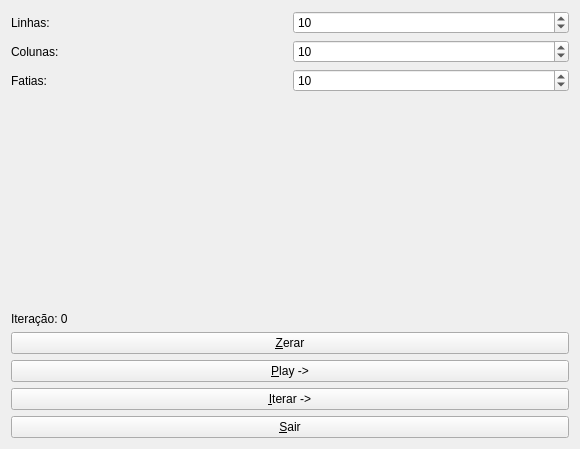
First picture: the form in mainwindow.ui, repository gaugusto/CellAut3D, before the edit.
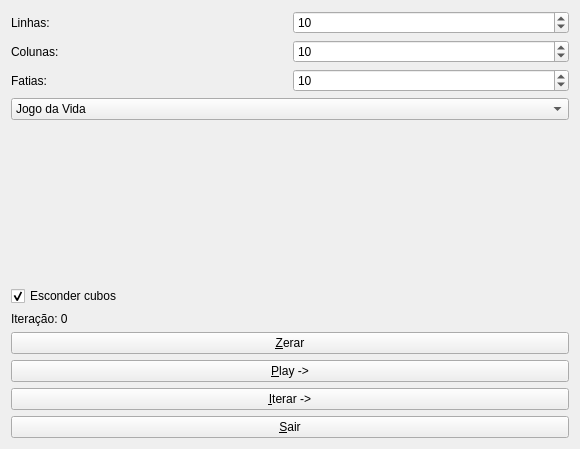
Second picture: the form after the edit.

The edit to the form file:
```diff
--- a/mainwindow.ui
+++ b/mainwindow.ui
@@ -102,6 +102,20 @@
         </item>
        </layout>
       </item>
+      <item>
+       <widget class="QComboBox" name="cbxChooseRT">
+        <item>
+         <property name="text">
+          <string>Jogo da Vida</string>
+         </property>
+        </item>
+        <item>
+         <property name="text">
+          <string>Flocos de Neve</string>
+         </property>
+        </item>
+       </widget>
+      </item>
       <item>
        <layout class="QHBoxLayout" name="horizontalLayout_4">
         <item>
@@ -119,6 +133,16 @@
         </item>
        </layout>
       </item>
+      <item>
+       <widget class="QCheckBox" name="cbOnlyCubesHited">
+        <property name="text">
+         <string>Esconder cubos</string>
+        </property>
+        <property name="checked">
+         <bool>true</bool>
+        </property>
+       </widget>
+      </item>
       <item>
        <layout class="QVBoxLayout" name="verticalLayout_4">
         <item>
```
Left out of the diff: 140 changed lines with no effect on the pictures.
